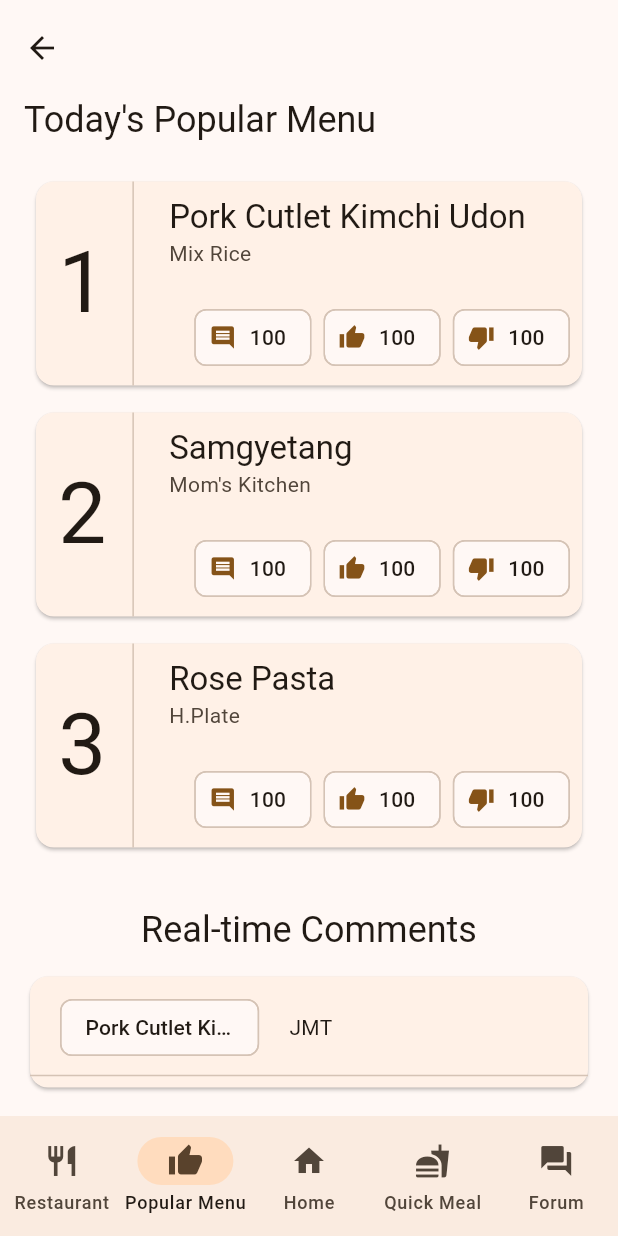
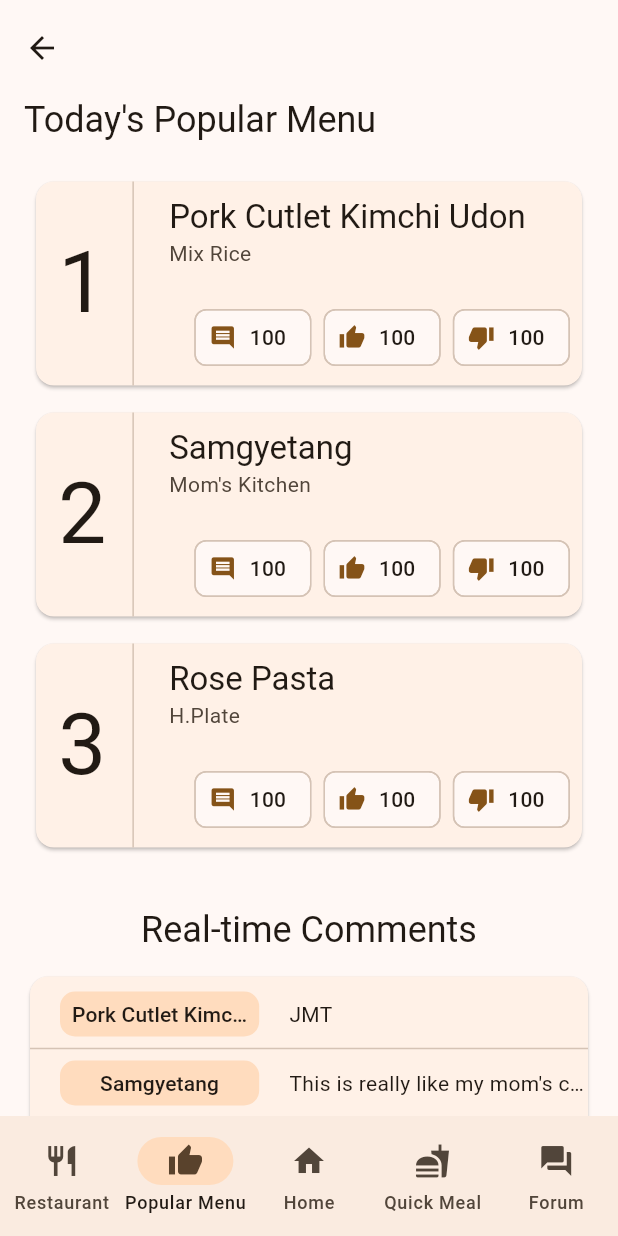
Before and after one commit to yangsijun/2022-2-IED-Mealis, a Flutter app: the screen it shows after launch, item 2 of the bottom bar chosen, on a phone screen of 412 x 824 dp. Run offline on Flutter 3.47's test engine with Material 2 defaults, Android fonts, the phone set to English and light mode, and no system bars.

Commit message:
Add Real-time Comments

```diff
--- a/lib/popular_menu_page.dart
+++ b/lib/popular_menu_page.dart
@@ -48,6 +48,46 @@ class _PopularMenuPageState extends State<PopularMenuPage> {
           ],
         ),
       ],
+    );
+  }
+
+  Widget _buildRealTimeComments(String menuName, String comment) {
+    return InkWell(
+      onTap: () {
+
+      },
+      customBorder: const RoundedRectangleBorder(
+        borderRadius: BorderRadius.only(topLeft: Radius.circular(10), topRight: Radius.circular(10)),
+      ),
+      child: Container(
+        margin: const EdgeInsets.only(left: 20),
+        width: double.infinity,
+        decoration: const BoxDecoration(
+          borderRadius: BorderRadius.all(Radius.circular(10)),
+        ),
+        child: Row(
+          crossAxisAlignment: CrossAxisAlignment.center,
+          children: [
+            Flexible(
+              flex: 2,
+              child: Container(
+                padding: const EdgeInsets.all(5),
+                width: double.infinity,
+                decoration: BoxDecoration(
+                  borderRadius: const BorderRadius.all(Radius.circular(10)),
+                  color: Theme.of(context).colorScheme.secondaryContainer,
+                ),
+                child: Text(menuName, style: Theme.of(context).textTheme.labelLarge, overflow: TextOverflow.ellipsis, textAlign: TextAlign.center,),
+              ),
+            ),
+            const SizedBox(width: 20),
+            Flexible(
+              flex: 3,
+              child: Text(comment, style: Theme.of(context).textTheme.bodyMedium, overflow: TextOverflow.ellipsis),
+            ),
+          ],
+        ),
+      ),
     );
   }
 
@@ -104,7 +144,6 @@ class _PopularMenuPageState extends State<PopularMenuPage> {
                         ),
                       ),
                     ),
-
                     SizedBox(
                       width: double.infinity,
                       child: IntrinsicHeight(
@@ -138,7 +177,6 @@ class _PopularMenuPageState extends State<PopularMenuPage> {
                         ),
                       ),
                     ),
-
                     SizedBox(
                       width: double.infinity,
                       child: IntrinsicHeight(
@@ -185,41 +223,17 @@ class _PopularMenuPageState extends State<PopularMenuPage> {
                       child: Column(
                         crossAxisAlignment: CrossAxisAlignment.start,
                         children: [
-                          InkWell(
-                            onTap: () {
-
-                            },
-                            customBorder: const RoundedRectangleBorder(
-                              borderRadius: BorderRadius.only(topLeft: Radius.circular(10), topRight: Radius.circular(10)),
-                            ),
-                            child: Container(
-                              margin: const EdgeInsets.only(left: 20, top: 10, bottom: 0),
-                              width: double.infinity,
-                              decoration: const BoxDecoration(
-                                borderRadius: BorderRadius.all(Radius.circular(10)),
-                              ),
-                              child: Row(
-                                crossAxisAlignment: CrossAxisAlignment.center,
-                                children: [
-                                  Flexible(
-                                    flex: 2,
-                                    child: ActionChip(
-                                      onPressed: () {
-
-                                      },
-                                      label: Text('Pork Cutlet Kimchi Udon', overflow: TextOverflow.ellipsis)
-                                    ),
-                                  ),
-                                  const SizedBox(width: 20),
-                                  Flexible(
-                                    flex: 3,
-                                    child: Text('JMT', style: Theme.of(context).textTheme.bodyMedium),
-                                  ),
-                                ],
-                              ),
-                            ),
-                          ),
+                          const SizedBox(height: 10),
+                          _buildRealTimeComments('Pork Cutlet Kimchi Udon', 'JMT'),
                           const Divider(),
+                          _buildRealTimeComments('Samgyetang', 'This is really like my mom\'s cooking!'),
+                          const Divider(),
+                          _buildRealTimeComments('Nagasaki Jjampong', 'It was fine for me.'),
+                          const Divider(),
+                          _buildRealTimeComments('Pork Cutlet Kimchi Udon', 'Best food in Handong.'),
+                          const Divider(),
+                          _buildRealTimeComments('Backbone Spicy Soup', 'It was so spicy for me.'),
+                          const SizedBox(height: 10),
                         ],
                       ),
                     ),
```
